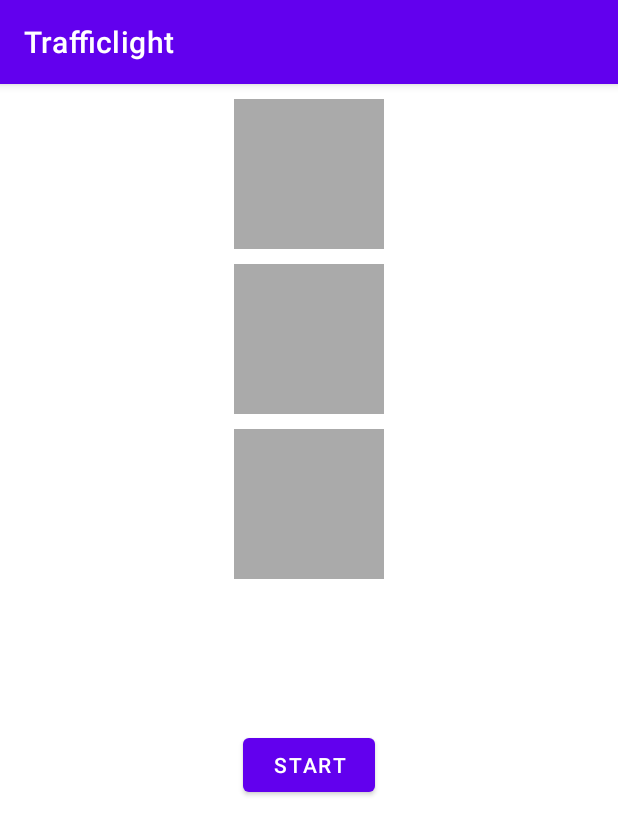
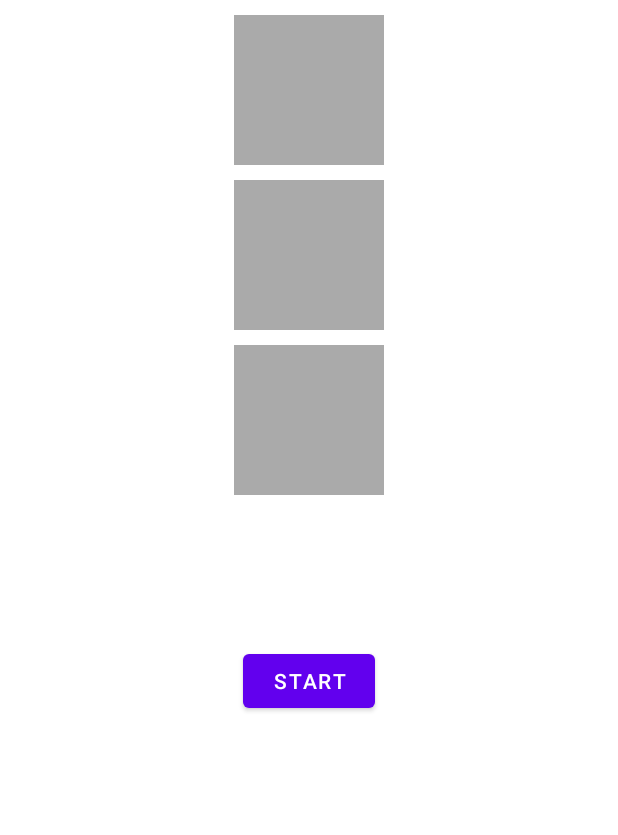
Before and after one commit to KirillKotenok/Trafficlight, an Android app: the screen it shows after launch (MainActivity), on a phone screen of 412 x 824 dp. Shown: the top 835 px of the screen. Run offline under Robolectric (Android 15) with nearby library versions, the phone set to English and light mode, and no system bars.

Commit message:
Delete action bar.

```diff
--- a/app/src/main/res/values/themes.xml
+++ b/app/src/main/res/values/themes.xml
@@ -1,6 +1,6 @@
 <resources xmlns:tools="http://schemas.android.com/tools">
     <!-- Base application theme. -->
-    <style name="Theme.Trafficlight" parent="Theme.MaterialComponents.DayNight.DarkActionBar">
+    <style name="Theme.Trafficlight" parent="Theme.MaterialComponents.DayNight.NoActionBar">
         <!-- Primary brand color. -->
         <item name="colorPrimary">@color/purple_500</item>
         <item name="colorPrimaryVariant">@color/purple_700</item>
```
